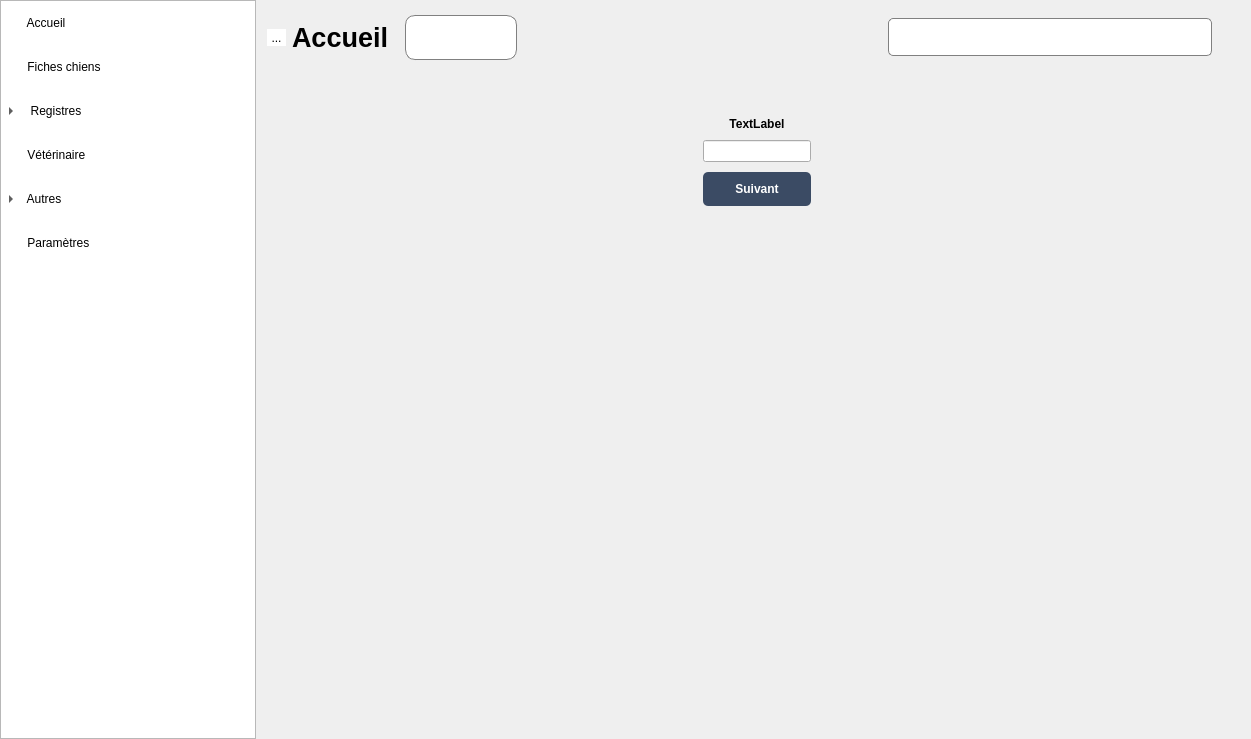
Old version of the form mainwindow.ui in the repository ArtAuc/mkrescue.
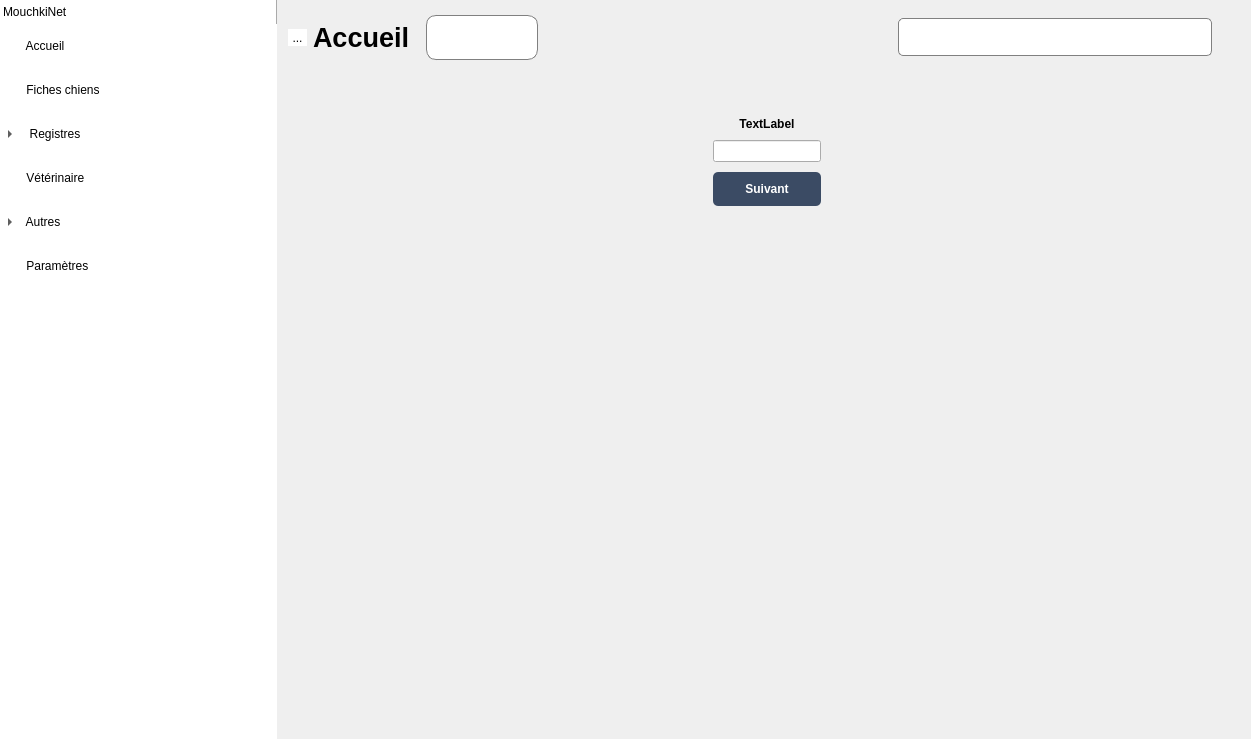
New version of the form. The open tabs and pages were chosen to show the change. Icons and pictures are not drawn. Custom widgets are drawn as their Qt base class.

Commit message: Logo inside side menu

What changed in the file:
```diff
--- a/mainwindow.ui
+++ b/mainwindow.ui
@@ -135,7 +135,7 @@
 }</string>
   </property>
   <widget class="QWidget" name="centralwidget">
-   <layout class="QFormLayout" name="formLayout_2">
+   <layout class="QHBoxLayout" name="horizontalLayout_15">
     <property name="leftMargin">
      <number>0</number>
     </property>
@@ -148,7 +148,25 @@
     <property name="bottomMargin">
      <number>0</number>
     </property>
-    <item row="0" column="0">
+    <item>
+     <layout class="QVBoxLayout" name="verticalLayout_22">
+      <property name="spacing">
+       <number>0</number>
+      </property>
+      <item>
+       <widget class="QLabel" name="menuLogoLabel">
+        <property name="styleSheet">
+         <string notr="true">background: white;
+padding-top:5px;
+padding-bottom:5px;
+border-right:1px solid #aaa</string>
+        </property>
+        <property name="text">
+         <string>MouchkiNet</string>
+        </property>
+       </widget>
+      </item>
+      <item>
      <widget class="MenuTree" name="menuTree">
       <property name="sizePolicy">
        <sizepolicy hsizetype="Expanding" vsizetype="Expanding">
@@ -163,6 +181,9 @@
 
 QTreeView::item { margin-top: 30px; }</string>
       </property>
+        <property name="frameShape">
+         <enum>QFrame::NoFrame</enum>
+        </property>
       <property name="itemsExpandable">
        <bool>false</bool>
       </property>
@@ -332,13 +353,18 @@
       </item>
      </widget>
     </item>
-    <item row="0" column="1">
+     </layout>
+    </item>
+    <item>
      <layout class="QVBoxLayout" name="mainVerticalLayout">
       <property name="spacing">
        <number>6</number>
       </property>
       <item>
        <widget class="QWidget" name="topHorizontalWidget" native="true">
+        <property name="styleSheet">
+         <string notr="true"/>
+        </property>
         <layout class="QHBoxLayout" name="topHorizontalLayout">
          <property name="leftMargin">
           <number>5</number>
@@ -489,7 +515,7 @@
          <enum>QFrame::NoFrame</enum>
         </property>
         <property name="currentIndex">
-         <number>6</number>
+         <number>4</number>
         </property>
         <widget class="QWidget" name="homePage"/>
         <widget class="QWidget" name="dogCardsPage">
```
Lines whose indentation alone changed are shown as unchanged. The commit also changes 5 other files.
